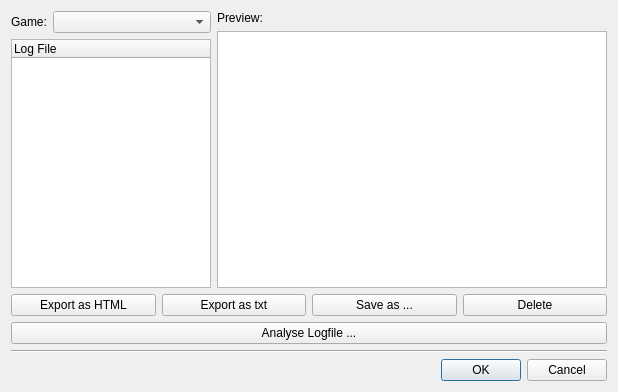
This is src/gui/qt/gui_800x480/logfiledialog_800x480.ui in pokerth/pokerth as Qt 5 draws it before an edit. The edited form follows.
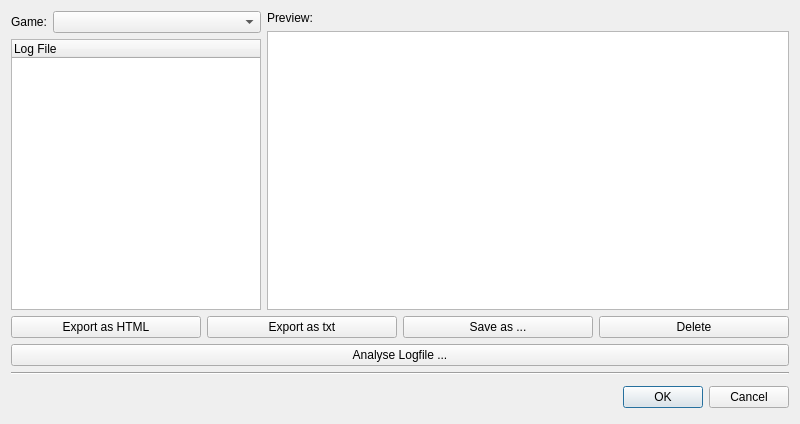
This is the edited form. Icons and pictures are not drawn.

What changed in the file:
```diff
--- a/src/gui/qt/gui_800x480/logfiledialog_800x480.ui
+++ b/src/gui/qt/gui_800x480/logfiledialog_800x480.ui
@@ -6,10 +6,16 @@
    <rect>
     <x>0</x>
     <y>0</y>
-    <width>618</width>
-    <height>392</height>
+    <width>800</width>
+    <height>424</height>
    </rect>
   </property>
+  <property name="minimumSize">
+   <size>
+    <width>800</width>
+    <height>424</height>
+   </size>
+  </property>
   <property name="windowTitle">
    <string>Dialog</string>
   </property>
@@ -25,6 +31,12 @@
         <iconset resource="resources/pokerth.qrc">
          <normaloff>:/gfx/text-html.png</normaloff>:/gfx/text-html.png</iconset>
        </property>
+       <property name="iconSize">
+        <size>
+         <width>32</width>
+         <height>32</height>
+        </size>
+       </property>
       </widget>
      </item>
      <item>
@@ -36,6 +48,12 @@
         <iconset resource="resources/pokerth.qrc">
          <normaloff>:/gfx/text-plain.png</normaloff>:/gfx/text-plain.png</iconset>
        </property>
+       <property name="iconSize">
+        <size>
+         <width>32</width>
+         <height>32</height>
+        </size>
+       </property>
       </widget>
      </item>
      <item>
@@ -47,6 +65,12 @@
         <iconset resource="resources/pokerth.qrc">
          <normaloff>:/gfx/filesave.png</normaloff>:/gfx/filesave.png</iconset>
        </property>
+       <property name="iconSize">
+        <size>
+         <width>32</width>
+         <height>32</height>
+        </size>
+       </property>
       </widget>
      </item>
      <item>
@@ -58,6 +82,12 @@
         <iconset resource="resources/pokerth.qrc">
          <normaloff>:/gfx/editdelete.png</normaloff>:/gfx/editdelete.png</iconset>
        </property>
+       <property name="iconSize">
+        <size>
+         <width>32</width>
+         <height>32</height>
+        </size>
+       </property>
       </widget>
      </item>
     </layout>
@@ -85,6 +115,12 @@
    </item>
    <item row="4" column="0" colspan="2">
     <widget class="QDialogButtonBox" name="buttonBox">
+     <property name="minimumSize">
+      <size>
+       <width>0</width>
+       <height>32</height>
+      </size>
+     </property>
      <property name="orientation">
       <enum>Qt::Horizontal</enum>
      </property>
@@ -132,7 +168,7 @@
        </property>
        <property name="maximumSize">
         <size>
-         <width>200</width>
+         <width>250</width>
          <height>16777215</height>
         </size>
        </property>
@@ -176,6 +212,12 @@
       <iconset resource="resources/pokerth.qrc">
        <normaloff>:/gfx/view-statistics.png</normaloff>:/gfx/view-statistics.png</iconset>
      </property>
+     <property name="iconSize">
+      <size>
+       <width>32</width>
+       <height>32</height>
+      </size>
+     </property>
     </widget>
    </item>
   </layout>
```
Left out of the diff: 12 changed lines with no effect on the pictures.
